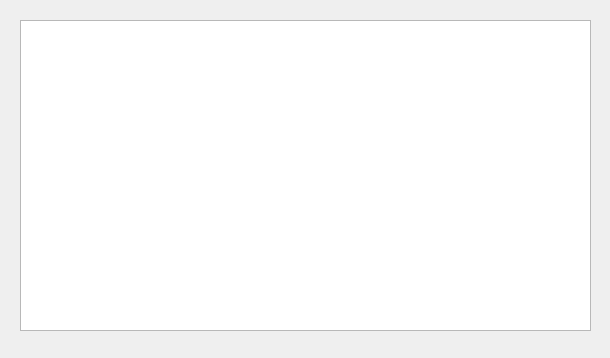
The window that qt/Email/recover.ui (Developer-Dewd/mysterium-email) describes before a commit, drawn with Qt 5.
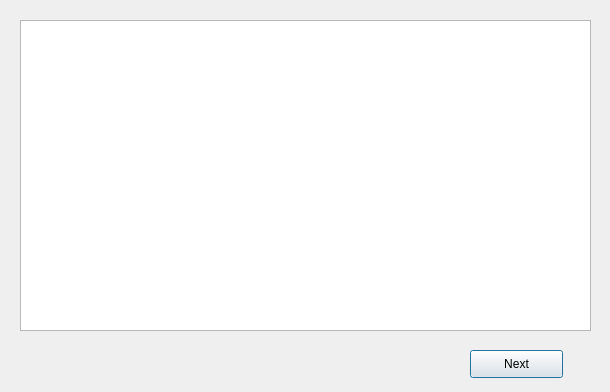
The same window after the commit.

```diff
--- a/qt/Email/recover.ui
+++ b/qt/Email/recover.ui
@@ -7,7 +7,7 @@
     <x>0</x>
     <y>0</y>
     <width>610</width>
-    <height>358</height>
+    <height>392</height>
    </rect>
   </property>
   <property name="windowTitle">
@@ -23,6 +23,19 @@
     </rect>
    </property>
   </widget>
+  <widget class="QPushButton" name="pushButton">
+   <property name="geometry">
+    <rect>
+     <x>470</x>
+     <y>350</y>
+     <width>93</width>
+     <height>28</height>
+    </rect>
+   </property>
+   <property name="text">
+    <string>Next</string>
+   </property>
+  </widget>
  </widget>
  <resources/>
  <connections/>
```
